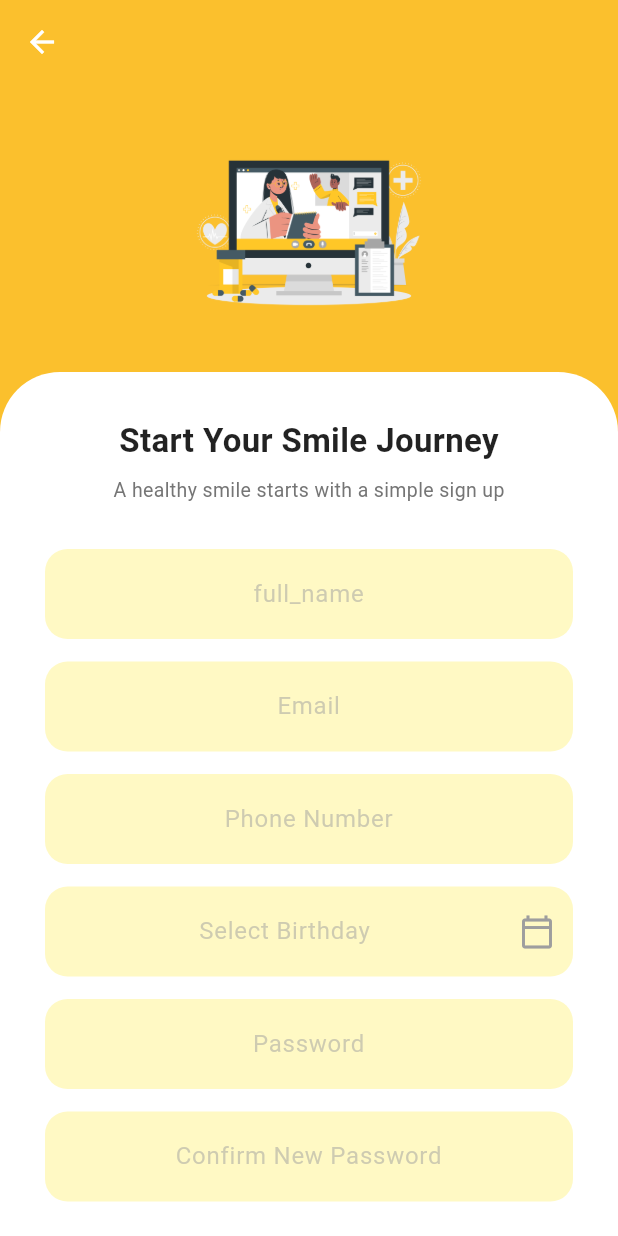
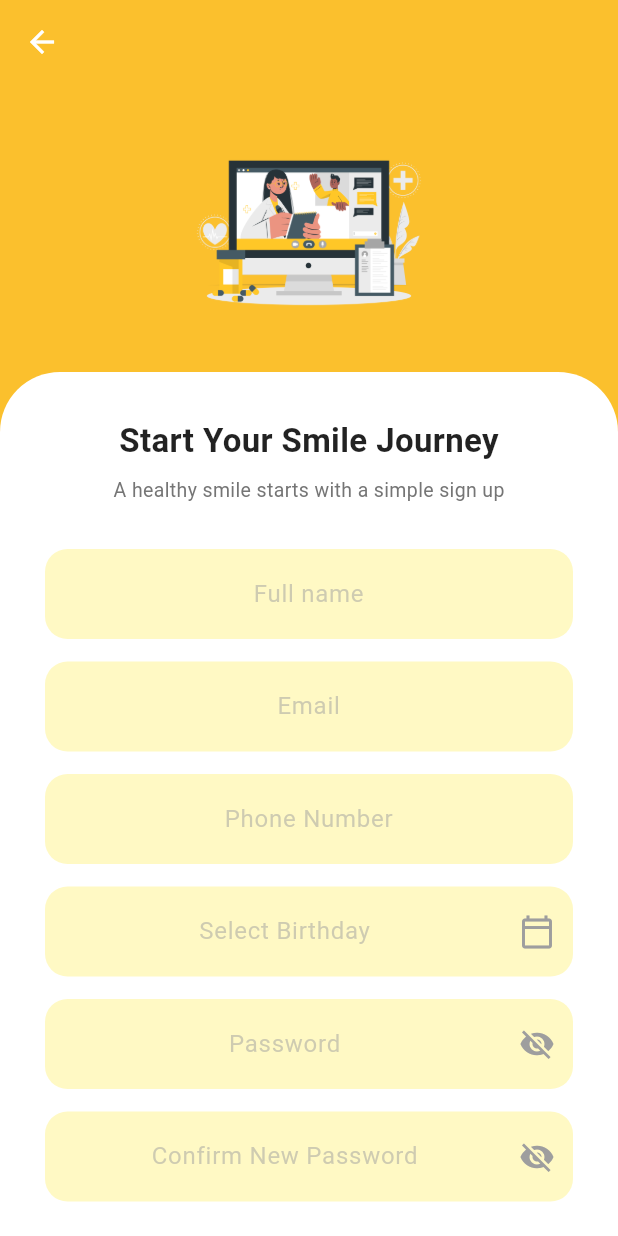
Before and after one commit to Syahzzzz/MedSenseProject, a Flutter app: the LoginPage screen opened directly, after a tap on "Sign Up", on a phone screen of 412 x 824 dp. Run offline on Flutter 3.47's test engine with Material 3 defaults, Android fonts, the phone set to English and light mode, and no system bars; our stand-ins replace image_picker, permission_handler, shared_preferences, supabase_flutter; accounts and stored records are empty; network calls fail.

Commit message:
Signup API Implement Succesfully

```diff
--- a/med_sense_application/lib/login.dart
+++ b/med_sense_application/lib/login.dart
@@ -20,8 +20,9 @@ class _LoginPageState extends State<LoginPage> {
   final _supabase = Supabase.instance.client;
   bool _isLoading = false;
 
-  // --- Remember Me State ---
+  // --- State Variables ---
   bool _rememberMe = false;
+  bool _obscurePassword = true; // Controls the eye icon
 
   final Color _primaryYellow = const Color(0xFFFBC02D);
   final Color _lightYellowInput = const Color(0xFFFFF9C4);
@@ -29,14 +30,13 @@ class _LoginPageState extends State<LoginPage> {
   @override
   void initState() {
     super.initState();
-    // Check for saved credentials after the widget is built
     WidgetsBinding.instance.addPostFrameCallback((_) {
-      _attemptAutoLogin();
+      _loadSavedCredentials();
     });
   }
 
-  // --- Auto Login Logic ---
-  Future<void> _attemptAutoLogin() async {
+  // --- Load Credentials (Don't Auto Login) ---
+  Future<void> _loadSavedCredentials() async {
     final prefs = await SharedPreferences.getInstance();
     final rememberStatus = prefs.getBool('remember_me_status') ?? false;
 
@@ -50,9 +50,7 @@ class _LoginPageState extends State<LoginPage> {
           _passwordController.text = savedPassword;
           _rememberMe = true;
         });
-
-        // Trigger login automatically
-        _handleLogin();
+        // Removed _handleLogin() here so you can verify credentials first
       }
     }
   }
@@ -65,12 +63,19 @@ class _LoginPageState extends State<LoginPage> {
   }
 
   Future<void> _handleLogin() async {
+    if (_emailController.text.isEmpty || _passwordController.text.isEmpty) {
+        ScaffoldMessenger.of(context).showSnackBar(
+          const SnackBar(content: Text('Please enter email and password')),
+        );
+        return;
+    }
+
     if (mounted) {
       setState(() => _isLoading = true);
     }
 
     try {
-      // --- Save/Remove Credentials based on Remember Me ---
+      // --- Save/Remove Credentials ---
       final prefs = await SharedPreferences.getInstance();
       if (_rememberMe) {
         await prefs.setString('remember_me_email', _emailController.text.trim());
@@ -91,8 +96,6 @@ class _LoginPageState extends State<LoginPage> {
         final user = response.user;
         final metaData = user?.userMetadata;
 
-        await Future.delayed(const Duration(milliseconds: 500));
-
         if (mounted) {
           if (metaData == null || metaData['full_name'] == null) {
             Navigator.pushReplacement(
@@ -109,14 +112,19 @@ class _LoginPageState extends State<LoginPage> {
       }
     } on AuthException catch (e) {
       if (mounted) {
+        // Better error message handling
+        String msg = e.message;
+        if (msg.contains("Invalid login credentials")) {
+          msg = "Invalid email or password. If you just signed up, please check your email to verify your account.";
+        }
         ScaffoldMessenger.of(context).showSnackBar(
-          SnackBar(content: Text(e.message), backgroundColor: Colors.redAccent),
+          SnackBar(content: Text(msg), backgroundColor: Colors.redAccent),
         );
       }
     } catch (e) {
       if (mounted) {
         ScaffoldMessenger.of(context).showSnackBar(
-          const SnackBar(content: Text('Unexpected error occurred'), backgroundColor: Colors.redAccent),
+          SnackBar(content: Text('Error: $e'), backgroundColor: Colors.redAccent),
         );
       }
     } finally {
@@ -178,17 +186,32 @@ class _LoginPageState extends State<LoginPage> {
                         style: TextStyle(color: Colors.grey[600])),
                     const SizedBox(height: 40),
 
-                    _buildCustomTextField(_emailController, AppTranslations.get('email'), false),
+                    // Email Field
+                    _buildCustomTextField(
+                      controller: _emailController,
+                      hint: AppTranslations.get('email'),
+                      obscure: false
+                    ),
                     const SizedBox(height: 20),
-                    _buildCustomTextField(_passwordController, AppTranslations.get('password'), true),
+
+                    // Password Field with Eye Toggle
+                    _buildCustomTextField(
+                      controller: _passwordController,
+                      hint: AppTranslations.get('password'),
+                      obscure: _obscurePassword,
+                      isPassword: true,
+                      onEyePressed: () {
+                        setState(() {
+                          _obscurePassword = !_obscurePassword;
+                        });
+                      },
+                    ),
 
                     const SizedBox(height: 10),
 
-                    // --- Remember Me & Forgot Password Row ---
                     Row(
                       mainAxisAlignment: MainAxisAlignment.spaceBetween,
                       children: [
-                        // Remember Me Checkbox
                         Row(
                           children: [
                             SizedBox(
@@ -215,7 +238,6 @@ class _LoginPageState extends State<LoginPage> {
                           ],
                         ),
 
-                        // Forgot Password Link
                         TextButton(
                           onPressed: () => Navigator.push(context, MaterialPageRoute(builder: (_) => const ForgotPasswordPage())),
                           child: Text(AppTranslations.get('forgot_pass'), style: TextStyle(color: Colors.grey[700], fontSize: 12)),
@@ -263,7 +285,13 @@ class _LoginPageState extends State<LoginPage> {
     );
   }
 
-  Widget _buildCustomTextField(TextEditingController controller, String hint, bool obscure) {
+  Widget _buildCustomTextField({
+    required TextEditingController controller,
+    required String hint,
+    required bool obscure,
+    bool isPassword = false,
+    VoidCallback? onEyePressed
+  }) {
     return Container(
       decoration: BoxDecoration(color: _lightYellowInput, borderRadius: BorderRadius.circular(15)),
       child: TextField(
@@ -275,6 +303,16 @@ class _LoginPageState extends State<LoginPage> {
           hintStyle: TextStyle(color: Colors.grey.withValues(alpha: 0.5)),
           border: InputBorder.none,
           contentPadding: const EdgeInsets.symmetric(horizontal: 20, vertical: 18),
+          // Eye Icon Logic
+          suffixIcon: isPassword
+            ? IconButton(
+                icon: Icon(
+                  obscure ? Icons.visibility_off : Icons.visibility,
+                  color: Colors.grey,
+                ),
+                onPressed: onEyePressed,
+              )
+            : null,
         ),
       ),
     );
--- a/med_sense_application/lib/signup.dart
+++ b/med_sense_application/lib/signup.dart
@@ -1,6 +1,7 @@
+import 'dart:convert';
 import 'package:flutter/material.dart';
 import 'package:flutter/gestures.dart';
-import 'package:supabase_flutter/supabase_flutter.dart';
+import 'package:http/http.dart' as http;
 import 'login.dart';
 import 'translations.dart';
 
@@ -12,20 +13,29 @@ class SignupPage extends StatefulWidget {
 }
 
 class _SignupPageState extends State<SignupPage> {
-  // Controllers
+  // Update this URL based on where your FastAPI is running
+  // Android Emulator: 'http://10.0.2.2:8000/signup'
+  // iOS Simulator: 'http://127.0.0.1:8000/signup'
+  // Real Device: 'http://YOUR_LOCAL_IP:8000/signup'
+  final String _apiUrl = 'http://10.22.67.29:8000/signup';
+
   final _fullNameController = TextEditingController();
   final _emailController = TextEditingController();
   final _phoneController = TextEditingController();
-  final _dobController = TextEditingController(); // For Date of Birth display
+  final _dobController = TextEditingController();
   final _passwordController = TextEditingController();
   final _confirmPasswordController = TextEditingController();
 
-  final _supabase = Supabase.instance.client;
+  // Removed Supabase instance as we now use API
   bool _isLoading = false;
 
   bool _agreeToTerms = false;
   bool _isOku = false;
-  DateTime? _selectedDate; // To store the actual Date object
+  DateTime? _selectedDate;
+
+  // Visibility State
+  bool _obscurePassword = true;
+  bool _obscureConfirmPassword = true;
 
   final Color _primaryYellow = const Color(0xFFFBC02D);
   final Color _lightYellowInput = const Color(0xFFFFF9C4);
@@ -41,11 +51,10 @@ class _SignupPageState extends State<SignupPage> {
     super.dispose();
   }
 
-  // --- DATE PICKER LOGIC ---
   Future<void> _selectDate(BuildContext context) async {
     final DateTime? picked = await showDatePicker(
       context: context,
-      initialDate: DateTime(2000), // Default to year 2000
+      initialDate: DateTime(2000),
       firstDate: DateTime(1900),
       lastDate: DateTime.now(),
       builder: (context, child) {
@@ -64,13 +73,11 @@ class _SignupPageState extends State<SignupPage> {
     if (picked != null && picked != _selectedDate) {
       setState(() {
         _selectedDate = picked;
-        // Format date as YYYY-MM-DD for display/storage
         _dobController.text = "${picked.year}-${picked.month.toString().padLeft(2, '0')}-${picked.day.toString().padLeft(2, '0')}";
       });
     }
   }
 
-  // --- SHOW TERMS & CONDITIONS DIALOG ---
   void _showTermsDialog() {
     showDialog(
       context: context,
@@ -127,8 +134,9 @@ class _SignupPageState extends State<SignupPage> {
     );
   }
 
+  // Removed _hashPassword as logic is now in Python backend
+
   Future<void> _handleSignup() async {
-    // --- VALIDATION ---
     if (_fullNameController.text.trim().isEmpty) {
       _showError("Please enter your full name");
       return;
@@ -153,31 +161,42 @@ class _SignupPageState extends State<SignupPage> {
     setState(() => _isLoading = true);
 
     try {
-      // Sign up with Supabase
-      await _supabase.auth.signUp(
-        email: _emailController.text.trim(),
-        password: _passwordController.text.trim(),
-        data: {
+      // Prepare data for FastAPI
+      final Map<String, dynamic> requestBody = {
         'full_name': _fullNameController.text.trim(),
-          'phone_number': _phoneController.text.trim(),
-          'dob': _dobController.text.trim(), // Save DOB to metadata
+        'email': _emailController.text.trim(),
+        'phone': _phoneController.text.trim(),
+        'dob': _dobController.text.trim(),
+        'password': _passwordController.text.trim(),
         'is_oku': _isOku,
-        },
+      };
+
+      // Call Python Backend
+      final response = await http.post(
+        Uri.parse(_apiUrl),
+        headers: {'Content-Type': 'application/json'},
+        body: jsonEncode(requestBody),
       );
 
+      final responseData = jsonDecode(response.body);
+
+      if (response.statusCode == 200 || response.statusCode == 201) {
         if (mounted) {
           ScaffoldMessenger.of(context).showSnackBar(
             const SnackBar(
-            content: Text('Success! Please check your email to confirm.'),
+              content: Text('Success! Account created.'),
               backgroundColor: Colors.green,
             ),
           );
           Navigator.pop(context);
         }
-    } on AuthException catch (e) {
-      if (mounted) _showError(e.message);
+      } else {
+        // Handle API errors
+        String errorMsg = responseData['detail'] ?? 'Registration failed';
+        if (mounted) _showError(errorMsg);
+      }
     } catch (e) {
-      if (mounted) _showError('Unexpected error occurred');
+      if (mounted) _showError('Network error: $e');
     } finally {
       if (mounted) {
         setState(() => _isLoading = false);
@@ -205,7 +224,6 @@ class _SignupPageState extends State<SignupPage> {
       ),
       body: Column(
         children: [
-          // --- Top Section: Illustration ---
           Expanded(
             flex: 2,
             child: Center(
@@ -222,7 +240,6 @@ class _SignupPageState extends State<SignupPage> {
             ),
           ),
 
-          // --- Bottom Section: Form ---
           Expanded(
             flex: 6,
             child: Container(
@@ -247,25 +264,21 @@ class _SignupPageState extends State<SignupPage> {
                     Text(AppTranslations.get('start_journey_subtitle'), style: TextStyle(fontSize: 13, color: Colors.grey[600])),
                     const SizedBox(height: 30),
 
-                    // 1. Full Name
-                    _buildCustomTextField(_fullNameController, AppTranslations.get('full_name'), false),
+                    _buildCustomTextField(_fullNameController, AppTranslations.get('Full name'), false),
                     const SizedBox(height: 15),
 
-                    // 2. Email
                     _buildCustomTextField(_emailController, AppTranslations.get('email'), false),
                     const SizedBox(height: 15),
 
-                    // 3. Phone Number
                     _buildCustomTextField(_phoneController, AppTranslations.get('phone_number'), false, keyboardType: TextInputType.phone),
                     const SizedBox(height: 15),
 
-                    // 4. Date of Birth (Clickable Field)
                     GestureDetector(
                       onTap: () => _selectDate(context),
-                      child: AbsorbPointer( // Prevents keyboard from opening
+                      child: AbsorbPointer(
                         child: _buildCustomTextField(
                           _dobController,
-                          AppTranslations.get('select_birthday'), // Ensure this key exists or use "Date of Birth"
+                          AppTranslations.get('select_birthday'),
                           false,
                           icon: Icons.calendar_today_outlined
                         ),
@@ -273,16 +286,27 @@ class _SignupPageState extends State<SignupPage> {
                     ),
                     const SizedBox(height: 15),
 
-                    // 5. Password
-                    _buildCustomTextField(_passwordController, AppTranslations.get('password'), true),
+                    // Password
+                    _buildCustomTextField(
+                      _passwordController,
+                      AppTranslations.get('password'),
+                      _obscurePassword,
+                      isPassword: true,
+                      onEyePressed: () => setState(() => _obscurePassword = !_obscurePassword),
+                    ),
                     const SizedBox(height: 15),
 
-                    // 6. Confirm Password
-                    _buildCustomTextField(_confirmPasswordController, AppTranslations.get('confirm_pass'), true),
+                    // Confirm Password
+                    _buildCustomTextField(
+                      _confirmPasswordController,
+                      AppTranslations.get('confirm_pass'),
+                      _obscureConfirmPassword,
+                      isPassword: true,
+                      onEyePressed: () => setState(() => _obscureConfirmPassword = !_obscureConfirmPassword),
+                    ),
 
                     const SizedBox(height: 20),
 
-                    // --- CHECKBOX 1: Terms & Conditions (With Hyperlink) ---
                     _buildCheckboxRow(
                       value: _agreeToTerms,
                       onChanged: (val) => setState(() => _agreeToTerms = val ?? false),
@@ -306,7 +330,6 @@ class _SignupPageState extends State<SignupPage> {
                       ),
                     ),
 
-                    // --- CHECKBOX 2: Disability (OKU) ---
                     _buildCheckboxRow(
                       value: _isOku,
                       onChanged: (val) => setState(() => _isOku = val ?? false),
@@ -361,7 +384,17 @@ class _SignupPageState extends State<SignupPage> {
     );
   }
 
-  Widget _buildCustomTextField(TextEditingController controller, String hint, bool obscure, {TextInputType? keyboardType, IconData? icon}) {
+  Widget _buildCustomTextField(
+    TextEditingController controller,
+    String hint,
+    bool obscure,
+    {
+      TextInputType? keyboardType,
+      IconData? icon,
+      bool isPassword = false,
+      VoidCallback? onEyePressed
+    }
+  ) {
     return Container(
       decoration: BoxDecoration(color: _lightYellowInput, borderRadius: BorderRadius.circular(15)),
       child: TextField(
@@ -375,8 +408,15 @@ class _SignupPageState extends State<SignupPage> {
           hintStyle: TextStyle(color: Colors.grey.withValues(alpha: 0.5), fontSize: 16),
           border: InputBorder.none,
           contentPadding: const EdgeInsets.symmetric(horizontal: 20, vertical: 18),
-          // Optional icon (used for Date of Birth)
-          suffixIcon: icon != null ? Icon(icon, color: Colors.grey) : null,
+          suffixIcon: isPassword
+            ? IconButton(
+                icon: Icon(
+                  obscure ? Icons.visibility_off : Icons.visibility,
+                  color: Colors.grey,
+                ),
+                onPressed: onEyePressed,
+              )
+            : (icon != null ? Icon(icon, color: Colors.grey) : null),
         ),
       ),
     );
--- a/med_sense_application/pubspec.yaml
+++ b/med_sense_application/pubspec.yaml
@@ -36,6 +36,8 @@ dependencies:
   shared_preferences: ^2.2.2
   image_picker: ^1.0.7
   crypto: ^3.0.3
+  http: ^1.6.0
+
 dev_dependencies:
   flutter_test:
     sdk: flutter
```
Also changed, not shown: med_sense_application/lib/change_password_view.dart (+47 -8 lines), med_sense_application/lib/edit_profile_view.dart (+54 -27 lines), med_sense_application/lib/profile_view.dart (+35 -5 lines), med_sense_application/pubspec.lock, 4 other files. Lines whose indentation alone changed are shown as unchanged.
